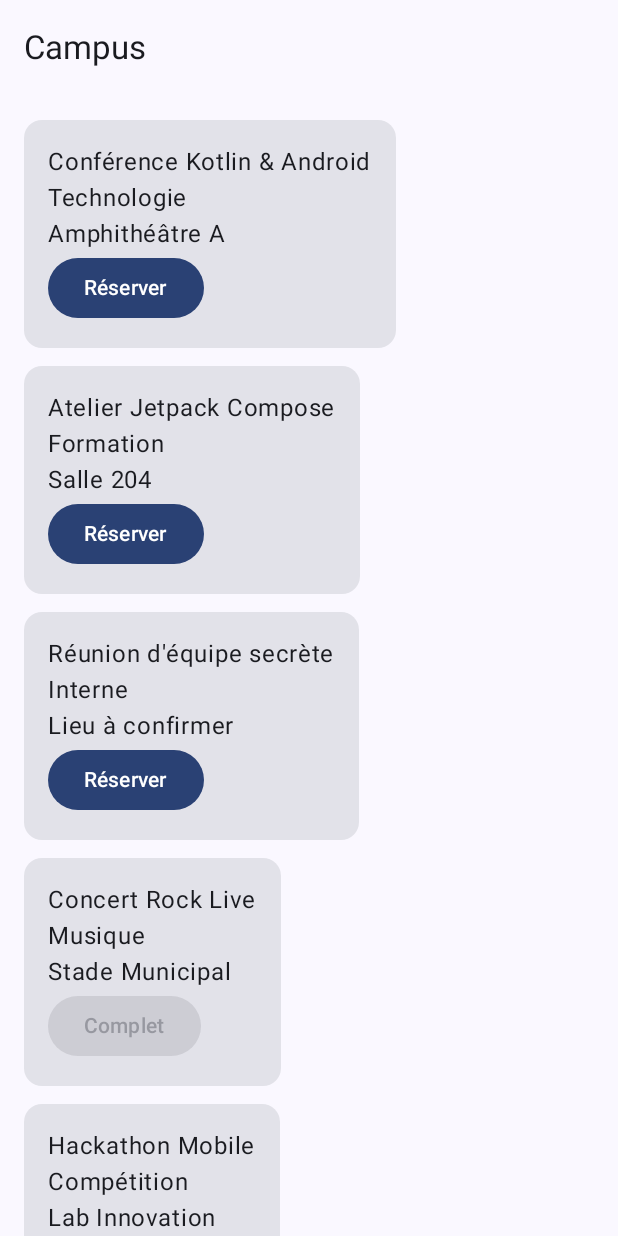
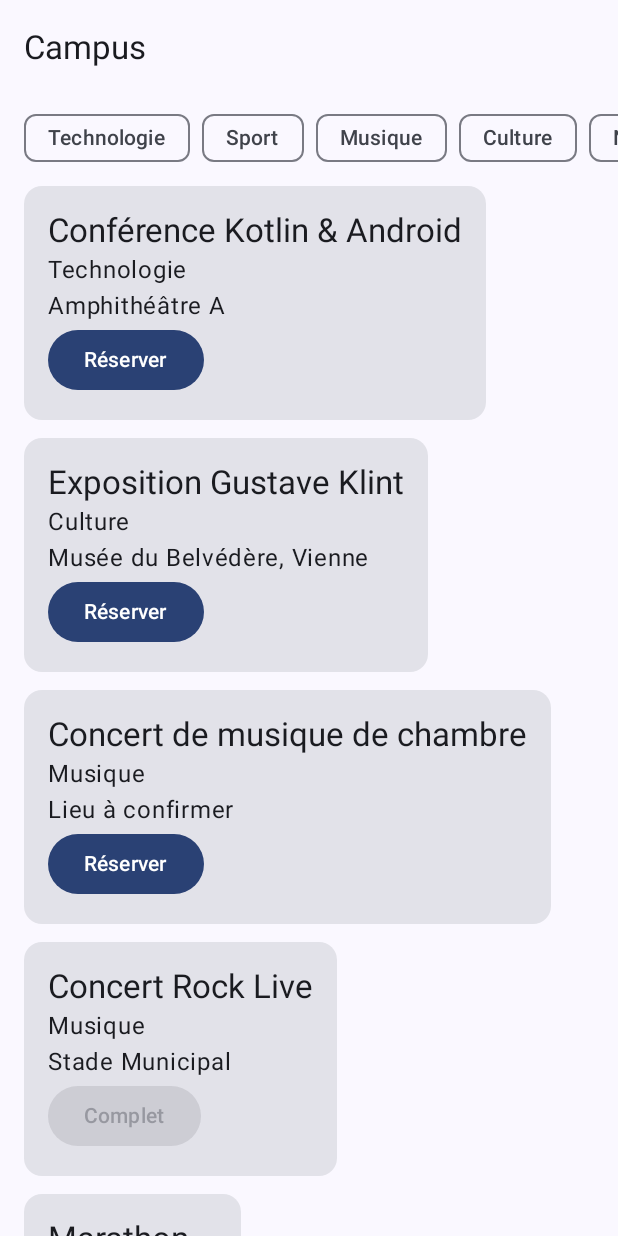
Before and after one commit to Paul-prog44/event_planner_dev_mobile, an Android app built with Jetpack Compose: the screen it shows after launch (MainActivity), on a phone screen of 412 x 824 dp. Run offline under Robolectric (Android 15) with nearby library versions, the phone set to English and light mode, and no system bars.

Commit message:
Add Event category

```diff
--- a/app/src/main/java/com/example/myapplication/MainActivity.kt
+++ b/app/src/main/java/com/example/myapplication/MainActivity.kt
@@ -10,18 +10,23 @@ import androidx.compose.foundation.layout.Arrangement
 import androidx.compose.foundation.layout.Column
 import androidx.compose.foundation.layout.PaddingValues
 import androidx.compose.foundation.layout.fillMaxSize
+import androidx.compose.foundation.layout.fillMaxWidth
 import androidx.compose.foundation.layout.padding
 import androidx.compose.foundation.lazy.LazyColumn
+import androidx.compose.foundation.lazy.LazyRow
 import androidx.compose.foundation.lazy.items
 import androidx.compose.material3.Button
 import androidx.compose.material3.Card
 import androidx.compose.material3.ExperimentalMaterial3Api
+import androidx.compose.material3.FilterChip
+import androidx.compose.material3.MaterialTheme
 import androidx.compose.material3.Scaffold
 import androidx.compose.material3.Text
 import androidx.compose.material3.TopAppBar
 import androidx.compose.runtime.Composable
 import androidx.compose.ui.Modifier
 import androidx.compose.ui.unit.dp
+import androidx.compose.ui.unit.sp
 import com.example.myapplication.ui.theme.MyApplicationTheme
 
 private const val TAG = "Campus"
@@ -37,15 +42,15 @@ class MainActivity : ComponentActivity() {
         ),
         Event(
             id = 2,
-            title = "Atelier Jetpack Compose",
-            category = "Formation",
-            location = "Salle 204",
+            title = "Exposition Gustave Klint",
+            category = "Culture",
+            location = "Musée du Belvédère, Vienne",
             capacity = 25
         ),
         Event(
             id = 3,
-            title = "Réunion d'équipe secrète",
-            category = "Interne",
+            title = "Concert de musique de chambre",
+            category = "Musique",
             location = null,
             capacity = 10
         ),
@@ -58,12 +63,21 @@ class MainActivity : ComponentActivity() {
         ),
         Event(
             id = 5,
-            title = "Hackathon Mobile",
-            category = "Compétition",
+            title = "Marathon",
+            category = "Sport",
             location = "Lab Innovation",
             capacity = 50
+        ),
+        Event(
+            id = 6,
+            title="Balade dans le Morvan",
+            category = "Nature",
+            location = "Parc régional naturel du Morvan",
+            capacity =10
         )
     )
+
+    val categories = listOf("Technologie","Sport","Musique","Culture", "Nature", "Social")
 
     override fun onCreate(savedInstanceState: Bundle?) {
         Log.w(TAG, "Evenement à afficher")
@@ -92,16 +106,42 @@ class MainActivity : ComponentActivity() {
                 )
             }
         ) { innerPadding ->
+            Column(
+                modifier = Modifier
+                    .fillMaxSize()
+                    .padding(innerPadding)
+            ) {
+
+                LazyRow(
+                    contentPadding = PaddingValues(horizontal = 16.dp, vertical = 4.dp),
+                    horizontalArrangement = Arrangement.spacedBy(8.dp)
+                ) {
+                    items(categories) { category ->
+                        FilterChip(
+                            selected = false,
+                            onClick = {},
+                            label = { Text(category) }
+                        )
+
+                    }
+                }
+
                 LazyColumn(
                     modifier = Modifier
-                .fillMaxSize()
-                .padding(innerPadding),
-            contentPadding = PaddingValues(16.dp),
+                    .fillMaxWidth()
+                    .weight(1f),
+                    contentPadding = PaddingValues(
+                        start = 16.dp,
+                        end = 16.dp,
+                        top = 4.dp,
+                        bottom = 16.dp
+                    ),
                     verticalArrangement = Arrangement.spacedBy(12.dp)
                 ) {
                     // Correction ici : it.id au lieu de id.id
                     items(events, key = { it.id }) { event ->
                         EventCard(event = event)
+                    }
                 }
             }
         }
@@ -113,12 +153,12 @@ class MainActivity : ComponentActivity() {
         Card(
             modifier = Modifier
                 .clickable {
-                    Log.d(TAG,"Click sur la carte de ${event.title}")
+                    Log.d(TAG,"Click sur la carte de ${event.toString()}")
             }
         ){
             Column(modifier = Modifier
-                .padding(16.dp)) {
-                Text(event.title)
+                .padding(16.dp )) {
+                Text(text = event.title, style = MaterialTheme.typography.titleLarge)
                 Text(event.category)
                 Text(event.location ?: "Lieu à confirmer")
                 Button(
```
Lines whose indentation alone changed are shown as unchanged.
